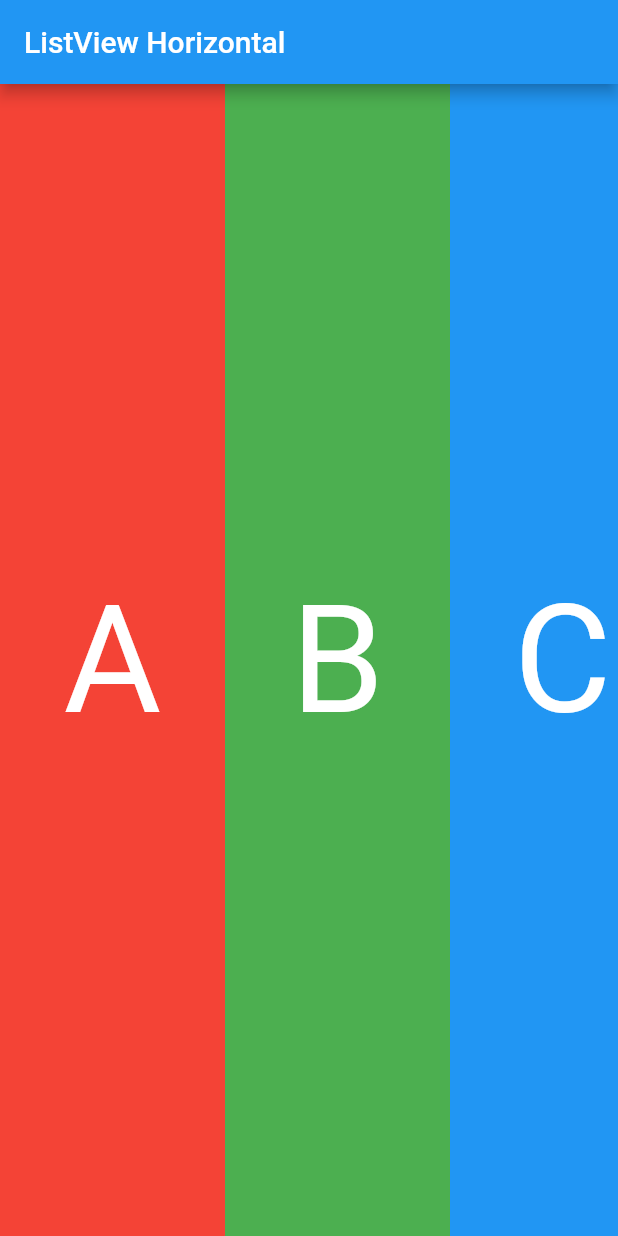
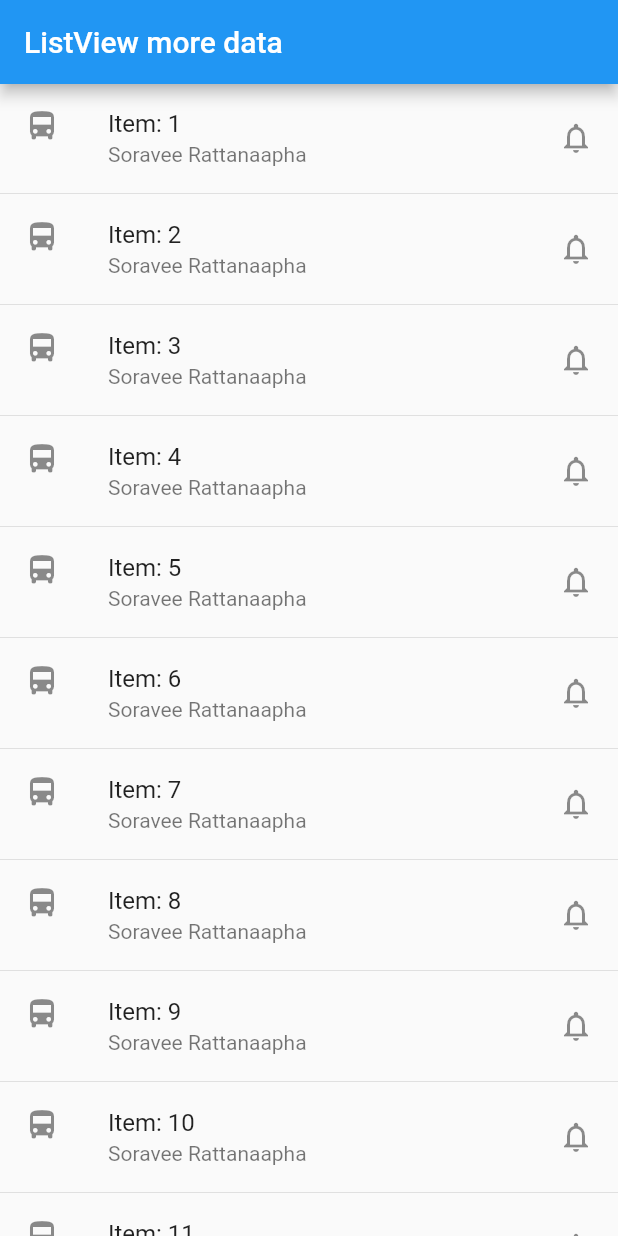
Before and after one commit to ParkSoravee/Learning_Flutter, a Flutter app: the screen it shows after launch, on a phone screen of 412 x 824 dp. Run offline on Flutter 3.47's test engine with Material 2 defaults, Android fonts, the phone set to English and light mode, and no system bars.

Commit message:
ListView with more data or datafrom Database

```diff
--- a/lib/main.dart
+++ b/lib/main.dart
@@ -6,61 +6,32 @@ void main() {
 }
 
 class MyApp extends StatelessWidget {
+  final List<String> items =
+      List<String>.generate(20, (index) => "Item: ${++index}");
+
   @override
   Widget build(BuildContext context) {
     return MaterialApp(
-      title: "ListView Horizontal",
+      title: "ListView More Data",
       home: Scaffold(
         appBar: AppBar(
-          title: Text("ListView Horizontal"),
+          title: Text("ListView more data"),
         ),
-        body: ListView(
-          scrollDirection: Axis.horizontal,
-          children: [
-            Container(
-              alignment: Alignment.center,
-              width: 150,
-              color: Colors.red,
-              child: Text(
-                "A",
-                style: TextStyle(fontSize: 100, color: Colors.white),
-              ),
-            ),
-            Container(
-              alignment: Alignment.center,
-              width: 150,
-              color: Colors.green,
-              child: Text(
-                "B",
-                style: TextStyle(fontSize: 100, color: Colors.white),
-              ),
-            ),Container(
-              alignment: Alignment.center,
-              width: 150,
-              color: Colors.blue,
-              child: Text(
-                "C",
-                style: TextStyle(fontSize: 100, color: Colors.white),
-              ),
-            ),Container(
-              alignment: Alignment.center,
-              width: 150,
-              color: Colors.yellow,
-              child: Text(
-                "D",
-                style: TextStyle(fontSize: 100, color: Colors.white),
-              ),
-            ),Container(
-              alignment: Alignment.center,
-              width: 150,
-              color: Colors.orange,
-              child: Text(
-                "E",
-                style: TextStyle(fontSize: 100, color: Colors.white),
-              ),
-            )
-          ],
-        ),
+        body: ListView.builder(
+            itemCount: items.length,
+            itemBuilder: (context, index) {
+              return Column(
+                children: [
+                  ListTile(
+                    leading: Icon(Icons.directions_bus),
+                    title: Text("${items[index]}"),
+                    subtitle: Text("Soravee Rattanaapha"),
+                    trailing: Icon(Icons.notifications_none),
+                  ),
+                  Divider(height: 2, color: Colors.grey.shade300,) //line
+                ],
+              );
+            }),
       ),
     );
   }
```
